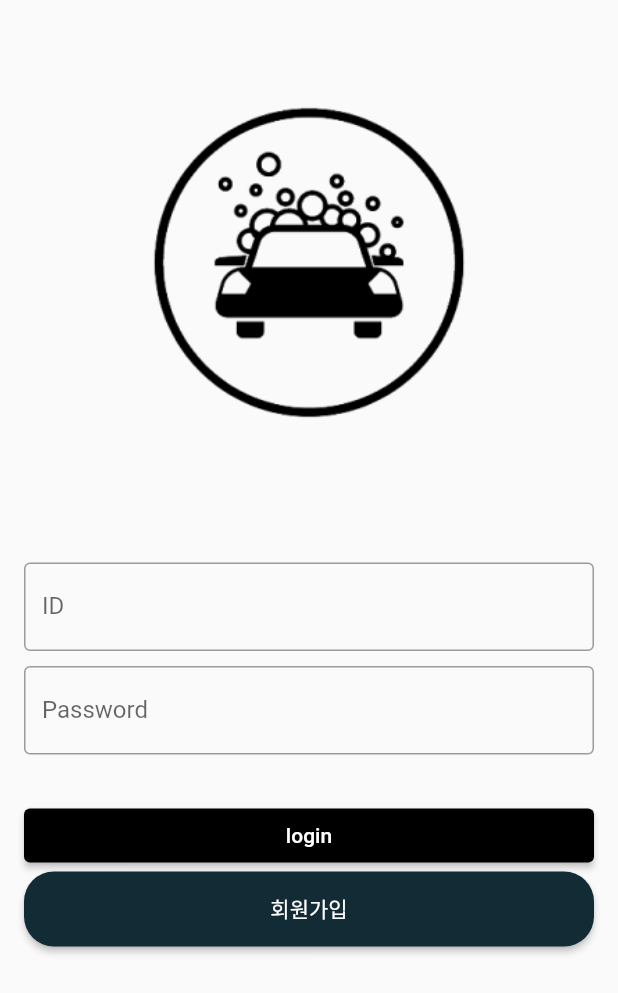
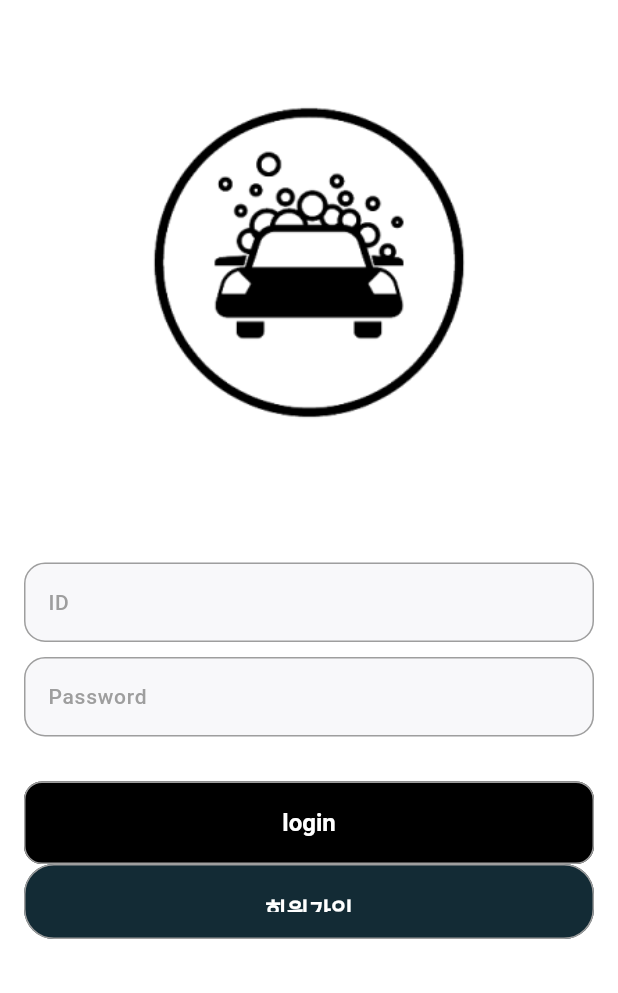
Before and after one commit to changmin2/carwash, a Flutter app: the screen it shows after launch, on a phone screen of 412 x 824 dp. Shown: the top 993 px of the screen. Run offline on Flutter 3.47's test engine with Material 2 defaults, Android fonts, the phone set to English and light mode, and no system bars; our stand-ins replace cloud_firestore, dio, dotted_border, firebase_core, firebase_storage, flutter_native_splash and 8 more; accounts and stored records are empty; generated files the repository leaves out were written again; Roboto replaces fonts that are missing (SeoulNamsan).

Commit message:
theme 적용

```diff
--- /dev/null
+++ b/lib/common/theme/custom_themes/appbar_theme.dart
@@ -0,0 +1,28 @@
+import 'package:flutter/material.dart';
+
+class TAppbarTheme {
+  TAppbarTheme._();
+
+  static const lightAppBarTheme = AppBarTheme(
+    elevation: 0,
+    centerTitle: false,
+    scrolledUnderElevation: 0,
+    backgroundColor: Colors.transparent,
+    surfaceTintColor: Colors.transparent,
+    iconTheme: IconThemeData(color: Colors.black, size: 24),
+    actionsIconTheme: IconThemeData(color: Colors.black, size: 24),
+    titleTextStyle: TextStyle(fontSize: 18, fontWeight: FontWeight.w600, color: Colors.black),
+  );
+
+
+  static const darkAppBarTheme = AppBarTheme(
+    elevation: 0,
+    centerTitle: false,
+    scrolledUnderElevation: 0,
+    backgroundColor: Colors.transparent,
+    surfaceTintColor: Colors.transparent,
+    iconTheme: IconThemeData(color: Colors.black, size: 24),
+    actionsIconTheme: IconThemeData(color: Colors.white, size: 24),
+    titleTextStyle: TextStyle(fontSize: 18, fontWeight: FontWeight.w600, color: Colors.white),
+  );
+}
--- /dev/null
+++ b/lib/common/theme/custom_themes/bottom_sheet_theme.dart
@@ -0,0 +1,22 @@
+import 'package:flutter/material.dart';
+
+class TBottomSheetTheme {
+  TBottomSheetTheme._();
+
+  static BottomSheetThemeData lightBottomSheetTheme = BottomSheetThemeData(
+    showDragHandle: true,
+    backgroundColor: Colors.white,
+    modalBackgroundColor: Colors.white,
+    constraints: const BoxConstraints(minWidth: double.infinity),
+    shape: RoundedRectangleBorder(borderRadius: BorderRadiusDirectional.circular(16)),
+  );
+
+
+  static BottomSheetThemeData darkBottomSheetTheme = BottomSheetThemeData(
+    showDragHandle: true,
+    backgroundColor: Colors.black,
+    modalBackgroundColor: Colors.black,
+    constraints: const BoxConstraints(minWidth: double.infinity),
+    shape: RoundedRectangleBorder(borderRadius: BorderRadiusDirectional.circular(16)),
+  );
+}
--- /dev/null
+++ b/lib/common/theme/custom_themes/checkbox_theme.dart
@@ -0,0 +1,45 @@
+import 'package:flutter/material.dart';
+
+class TCheckBoxTheme {
+  TCheckBoxTheme._();
+
+  static CheckboxThemeData lightCheckBoxTheme = CheckboxThemeData(
+    shape: RoundedRectangleBorder(borderRadius: BorderRadiusDirectional.circular(4)),
+    checkColor: MaterialStateProperty.resolveWith((states) {
+      if(states.contains(MaterialState.selected)){
+        return Colors.white;
+      }else{
+        return Colors.black;
+      }
+    }),
+    fillColor: MaterialStateProperty.resolveWith((states) {
+      if(states.contains(MaterialState.selected)){
+        return Colors.blue;
+      }else{
+        return Colors.transparent;
+      }
+    }),
+  );
+
+
+
+  static CheckboxThemeData darkCheckBoxTheme = CheckboxThemeData(
+    shape: RoundedRectangleBorder(borderRadius: BorderRadiusDirectional.circular(4)),
+    checkColor: MaterialStateProperty.resolveWith((states) {
+      if(states.contains(MaterialState.selected)){
+        return Colors.white;
+      }else{
+        return Colors.black;
+      }
+    }),
+    fillColor: MaterialStateProperty.resolveWith((states) {
+      if(states.contains(MaterialState.selected)){
+        return Colors.blue;
+      }else{
+        return Colors.transparent;
+      }
+    }),
+  );
+
+
+}
--- /dev/null
+++ b/lib/common/theme/custom_themes/chip_theme.dart
@@ -0,0 +1,22 @@
+import 'package:flutter/material.dart';
+
+class TChipTheme {
+  TChipTheme._();
+
+  static ChipThemeData lightChipTheme = ChipThemeData(
+    disabledColor: Colors.grey.withOpacity(0.4),
+    labelStyle: const TextStyle(color: Colors.black),
+    selectedColor: Colors.blue,
+    padding: const EdgeInsets.all(12.0),
+    checkmarkColor: Colors.white,
+  );
+
+
+  static ChipThemeData darkChipTheme = const ChipThemeData(
+    disabledColor: Colors.grey,
+    labelStyle: TextStyle(color: Colors.white),
+    selectedColor: Colors.blue,
+    padding: EdgeInsets.all(12.0),
+    checkmarkColor: Colors.white,
+  );
+}
--- /dev/null
+++ b/lib/common/theme/custom_themes/elevated_button_theme.dart
@@ -0,0 +1,47 @@
+import 'package:flutter/material.dart';
+
+class TElevatedButtonTheme {
+  TElevatedButtonTheme._();
+
+  static final lightElevatedButtonTheme = ElevatedButtonThemeData(
+    style: ElevatedButton.styleFrom(
+      elevation: 0,
+      foregroundColor: Colors.white,
+      backgroundColor: const Color(0xff2A9D8F),
+      disabledForegroundColor: Colors.grey,
+      disabledBackgroundColor: Colors.grey,
+      side: const BorderSide(color: Colors.grey),
+      padding: const EdgeInsets.symmetric(vertical: 18.0),
+      textStyle: const TextStyle(
+        fontSize: 16,
+        color: Colors.white,
+        fontWeight: FontWeight.w600,
+      ),
+      shape: RoundedRectangleBorder(
+        borderRadius: BorderRadiusDirectional.circular(12),
+      ),
+    ),
+  );
+
+
+
+  static final darkElevatedButtonTheme = ElevatedButtonThemeData(
+    style: ElevatedButton.styleFrom(
+      elevation: 0,
+      foregroundColor: Colors.white,
+      backgroundColor: const Color(0xff2A9D8F),
+      disabledForegroundColor: Colors.grey,
+      disabledBackgroundColor: Colors.grey,
+      side: const BorderSide(color: Colors.grey),
+      padding: const EdgeInsets.symmetric(vertical: 18.0),
+      textStyle: const TextStyle(
+        fontSize: 16,
+        color: Colors.white,
+        fontWeight: FontWeight.w600,
+      ),
+      shape: RoundedRectangleBorder(
+        borderRadius: BorderRadiusDirectional.circular(12),
+      ),
+    ),
+  );
+}
--- /dev/null
+++ b/lib/common/theme/custom_themes/outlined_button_theme.dart
@@ -0,0 +1,28 @@
+import 'package:flutter/material.dart';
+
+class TOutlinedButtonTheme {
+  TOutlinedButtonTheme._();
+
+  static final lightOutlinedButtonTheme = OutlinedButtonThemeData(
+    style: OutlinedButton.styleFrom(
+      elevation: 0,
+      foregroundColor: Colors.black,
+      side: const BorderSide(color: Colors.blue),
+      textStyle: const TextStyle(fontSize: 16, color: Colors.black, fontWeight: FontWeight.w600),
+      padding: const EdgeInsets.symmetric(vertical: 16, horizontal: 20),
+      shape: RoundedRectangleBorder(borderRadius: BorderRadius.circular(14)),
+    ),
+  );
+
+
+  static final darkOutlinedButtonTheme = OutlinedButtonThemeData(
+    style: OutlinedButton.styleFrom(
+      elevation: 0,
+      foregroundColor: Colors.white,
+      side: const BorderSide(color: Colors.blueAccent),
+      textStyle: const TextStyle(fontSize: 16, color: Colors.black, fontWeight: FontWeight.w600),
+      padding: const EdgeInsets.symmetric(vertical: 16, horizontal: 20),
+      shape: RoundedRectangleBorder(borderRadius: BorderRadius.circular(14)),
+    ),
+  );
+}
--- /dev/null
+++ b/lib/common/theme/custom_themes/text_field_theme.dart
@@ -0,0 +1,68 @@
+import 'package:flutter/material.dart';
+
+class TTextFieldTheme {
+  TTextFieldTheme._();
+
+  static InputDecorationTheme lightTextFieldTheme = InputDecorationTheme(
+    filled: true,
+    fillColor: const Color(0xffF8F8FA),
+    errorMaxLines: 3,
+    prefixIconColor: Colors.grey,
+    suffixIconColor: Colors.grey,
+    labelStyle: const TextStyle().copyWith(fontSize: 14, color: Colors.grey),
+    hintStyle: const TextStyle().copyWith(fontSize: 14, color: Colors.grey),
+    errorStyle: const TextStyle().copyWith(fontStyle: FontStyle.normal),
+    floatingLabelStyle: const TextStyle().copyWith(color: Colors.black.withOpacity(0.8)),
+    border: const OutlineInputBorder().copyWith(
+      borderRadius: BorderRadius.circular(14),
+      borderSide: const BorderSide(width: 1, color: Colors.grey),
+    ),
+    enabledBorder: const OutlineInputBorder().copyWith(
+      borderRadius: BorderRadius.circular(14),
+      borderSide: const BorderSide(width: 1, color: Colors.grey),
+    ),
+    focusedBorder: const OutlineInputBorder().copyWith(
+      borderRadius: BorderRadius.circular(14),
+      borderSide: const BorderSide(width: 1, color: Colors.black12),
+    ),
+    errorBorder: const OutlineInputBorder().copyWith(
+      borderRadius: BorderRadius.circular(14),
+      borderSide: const BorderSide(width: 1, color: Colors.red),
+    ),
+    focusedErrorBorder: const OutlineInputBorder().copyWith(
+      borderRadius: BorderRadius.circular(14),
+      borderSide: const BorderSide(width: 2, color: Colors.orange),
+    ),
+  );
+
+
+  static InputDecorationTheme darkTextFieldTheme = InputDecorationTheme(
+    errorMaxLines: 2,
+    prefixIconColor: Colors.grey,
+    suffixIconColor: Colors.grey,
+    labelStyle: const TextStyle().copyWith(fontSize: 14, color: Colors.white),
+    hintStyle: const TextStyle().copyWith(fontSize: 14, color: Colors.white),
+    floatingLabelStyle: const TextStyle().copyWith(color: Colors.white.withOpacity(0.8)),
+    border: const OutlineInputBorder().copyWith(
+      borderRadius: BorderRadius.circular(14),
+      borderSide: const BorderSide(width: 1, color: Colors.grey),
+    ),
+    enabledBorder: const OutlineInputBorder().copyWith(
+      borderRadius: BorderRadius.circular(14),
+      borderSide: const BorderSide(width: 1, color: Colors.grey),
+    ),
+    focusedBorder: const OutlineInputBorder().copyWith(
+      borderRadius: BorderRadius.circular(14),
+      borderSide: const BorderSide(width: 1, color: Colors.white),
+    ),
+    errorBorder: const OutlineInputBorder().copyWith(
+      borderRadius: BorderRadius.circular(14),
+      borderSide: const BorderSide(width: 1, color: Colors.red),
+    ),
+    focusedErrorBorder: const OutlineInputBorder().copyWith(
+      borderRadius: BorderRadius.circular(14),
+      borderSide: const BorderSide(width: 2, color: Colors.orange),
+    ),
+  );
+
+}
--- /dev/null
+++ b/lib/common/theme/custom_themes/text_theme.dart
@@ -0,0 +1,64 @@
+import 'package:flutter/material.dart';
+
+class TTextTheme {
+  TTextTheme._();
+
+  static TextTheme lightTextTheme = TextTheme(
+    headlineLarge: const TextStyle().copyWith(
+        fontSize: 32, fontWeight: FontWeight.bold, color: Colors.black),
+    headlineMedium: const TextStyle().copyWith(
+        fontSize: 24, fontWeight: FontWeight.w600, color: Colors.black),
+    headlineSmall: const TextStyle().copyWith(
+        fontSize: 18, fontWeight: FontWeight.w600, color: Colors.black),
+
+    titleLarge: const TextStyle().copyWith(
+        fontSize: 16, fontWeight: FontWeight.w600, color: Colors.black),
+    titleMedium: const TextStyle().copyWith(
+        fontSize: 16, fontWeight: FontWeight.w500, color: Colors.black),
+    titleSmall: const TextStyle().copyWith(
+        fontSize: 16, fontWeight: FontWeight.w400, color: Colors.black),
+
+    bodyLarge: const TextStyle().copyWith(
+        fontSize: 14, fontWeight: FontWeight.w500, color: Colors.black),
+    bodyMedium: const TextStyle().copyWith(
+        fontSize: 14, fontWeight: FontWeight.normal, color: Colors.black),
+    bodySmall: const TextStyle().copyWith(
+        fontSize: 14, fontWeight: FontWeight.w500, color: Colors.black.withOpacity(0.5)),
+
+    labelLarge: const TextStyle().copyWith(
+        fontSize: 12, fontWeight: FontWeight.normal, color: Colors.black),
+    labelMedium: const TextStyle().copyWith(
+        fontSize: 12, fontWeight: FontWeight.normal, color: Colors.black.withOpacity(0.5)),
+
+
+  );
+
+
+  static TextTheme darkTextTheme = TextTheme(
+    headlineLarge: const TextStyle().copyWith(
+        fontSize: 32, fontWeight: FontWeight.bold, color: Colors.white),
+    headlineMedium: const TextStyle().copyWith(
+        fontSize: 24, fontWeight: FontWeight.w600, color: Colors.white),
+    headlineSmall: const TextStyle().copyWith(
+        fontSize: 18, fontWeight: FontWeight.w600, color: Colors.white),
+
+    titleLarge: const TextStyle().copyWith(
+        fontSize: 16, fontWeight: FontWeight.w600, color: Colors.white),
+    titleMedium: const TextStyle().copyWith(
+        fontSize: 16, fontWeight: FontWeight.w500, color: Colors.white),
+    titleSmall: const TextStyle().copyWith(
+        fontSize: 16, fontWeight: FontWeight.w400, color: Colors.white),
+
+    bodyLarge: const TextStyle().copyWith(
+        fontSize: 14, fontWeight: FontWeight.w500, color: Colors.white),
+    bodyMedium: const TextStyle().copyWith(
+        fontSize: 14, fontWeight: FontWeight.normal, color: Colors.white),
+    bodySmall: const TextStyle().copyWith(
+        fontSize: 14, fontWeight: FontWeight.w500, color: Colors.white.withOpacity(0.5)),
+
+    labelLarge: const TextStyle().copyWith(
+        fontSize: 12, fontWeight: FontWeight.normal, color: Colors.white),
+    labelMedium: const TextStyle().copyWith(
+        fontSize: 12, fontWeight: FontWeight.normal, color: Colors.white.withOpacity(0.5)),
+  );
+}
--- /dev/null
+++ b/lib/common/theme/theme.dart
@@ -0,0 +1,46 @@
+import 'package:carwash/common/theme/custom_themes/appbar_theme.dart';
+import 'package:carwash/common/theme/custom_themes/bottom_sheet_theme.dart';
+import 'package:carwash/common/theme/custom_themes/checkbox_theme.dart';
+import 'package:carwash/common/theme/custom_themes/chip_theme.dart';
+import 'package:carwash/common/theme/custom_themes/elevated_button_theme.dart';
+import 'package:carwash/common/theme/custom_themes/outlined_button_theme.dart';
+import 'package:carwash/common/theme/custom_themes/text_field_theme.dart';
+import 'package:carwash/common/theme/custom_themes/text_theme.dart';
+import 'package:flutter/material.dart';
+
+class TAppTheme {
+  TAppTheme._();
+
+  static ThemeData lightTheme = ThemeData(
+    useMaterial3: true,
+    fontFamily: 'SeoulNamsan',
+    brightness: Brightness.light,
+    primaryColor: const Color(0xff2A9D8F),
+    scaffoldBackgroundColor: Colors.white,
+    appBarTheme: TAppbarTheme.lightAppBarTheme,
+    textTheme: TTextTheme.lightTextTheme,
+    elevatedButtonTheme: TElevatedButtonTheme.lightElevatedButtonTheme,
+    outlinedButtonTheme: TOutlinedButtonTheme.lightOutlinedButtonTheme,
+    inputDecorationTheme: TTextFieldTheme.lightTextFieldTheme,
+    chipTheme: TChipTheme.lightChipTheme,
+    checkboxTheme: TCheckBoxTheme.lightCheckBoxTheme,
+    bottomSheetTheme: TBottomSheetTheme.lightBottomSheetTheme,
+  );
+
+
+  static ThemeData darkTheme = ThemeData(
+    useMaterial3: true,
+    fontFamily: 'SeoulNamsan',
+    brightness: Brightness.dark,
+    primaryColor: const Color(0xff2A9D8F),
+    scaffoldBackgroundColor: Colors.black,
+    appBarTheme: TAppbarTheme.darkAppBarTheme,
+    textTheme: TTextTheme.darkTextTheme,
+    elevatedButtonTheme: TElevatedButtonTheme.darkElevatedButtonTheme,
+    outlinedButtonTheme: TOutlinedButtonTheme.darkOutlinedButtonTheme,
+    inputDecorationTheme: TTextFieldTheme.darkTextFieldTheme,
+    chipTheme: TChipTheme.darkChipTheme,
+    checkboxTheme: TCheckBoxTheme.darkCheckBoxTheme,
+    bottomSheetTheme: TBottomSheetTheme.darkBottomSheetTheme,
+  );
+}
--- a/lib/main.dart
+++ b/lib/main.dart
@@ -1,3 +1,4 @@
+import 'package:carwash/common/theme/theme.dart';
 import 'package:firebase_core/firebase_core.dart';
 import 'package:flutter/material.dart';
 import 'package:flutter_native_splash/flutter_native_splash.dart';
@@ -26,6 +27,10 @@ class _App extends ConsumerWidget {
     // final state = ref.watch(secureStorageProvider);
     // state.deleteAll();
     return MaterialApp.router(
+      // 시스템 설정에 따른 Theme
+      themeMode: ThemeMode.system,
+      theme: TAppTheme.lightTheme,
+      darkTheme: TAppTheme.darkTheme,
       debugShowCheckedModeBanner: false,
       routerDelegate: router.routerDelegate,
       routeInformationParser: router.routeInformationParser,
```
